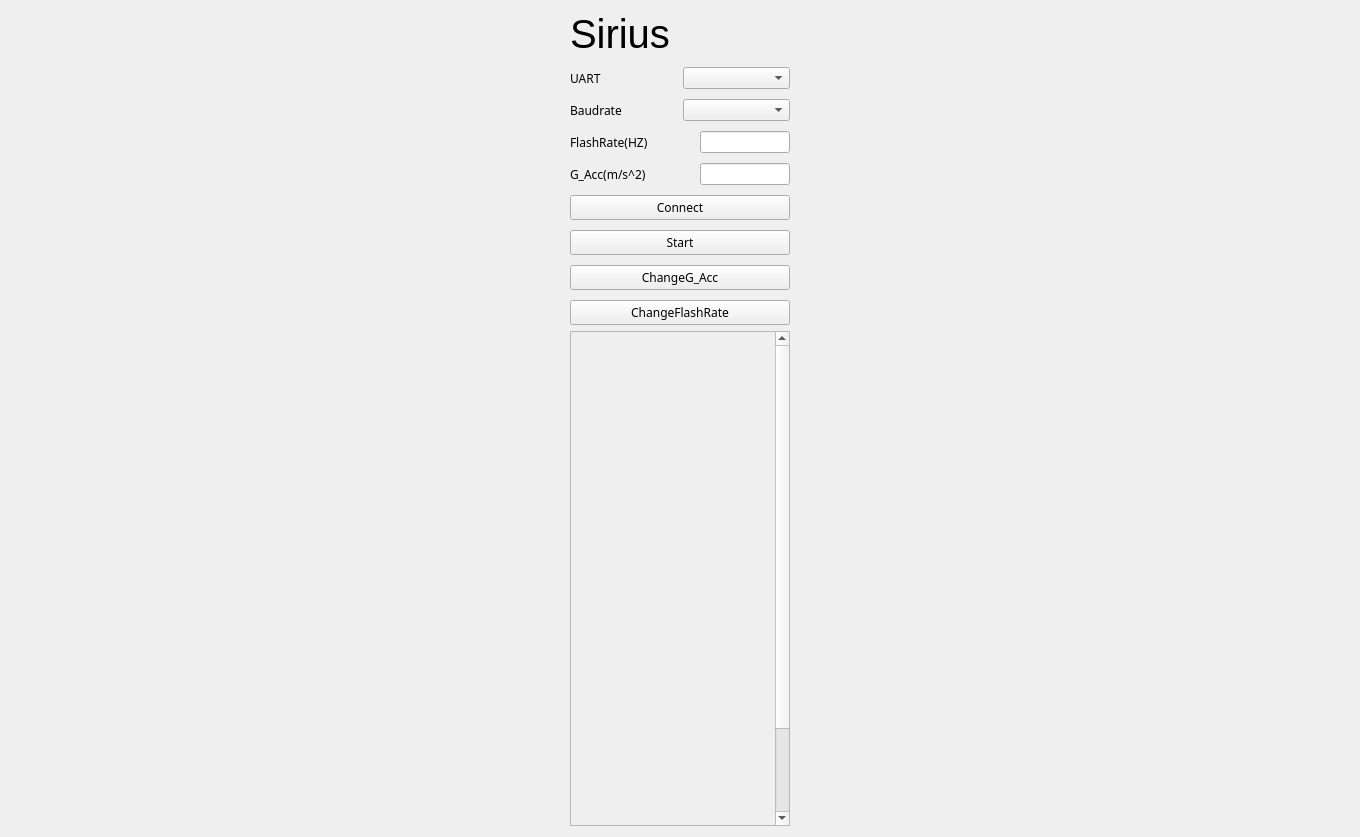
First picture: the form in mainwindow.ui, repository cay125/SerialChart, before the edit.
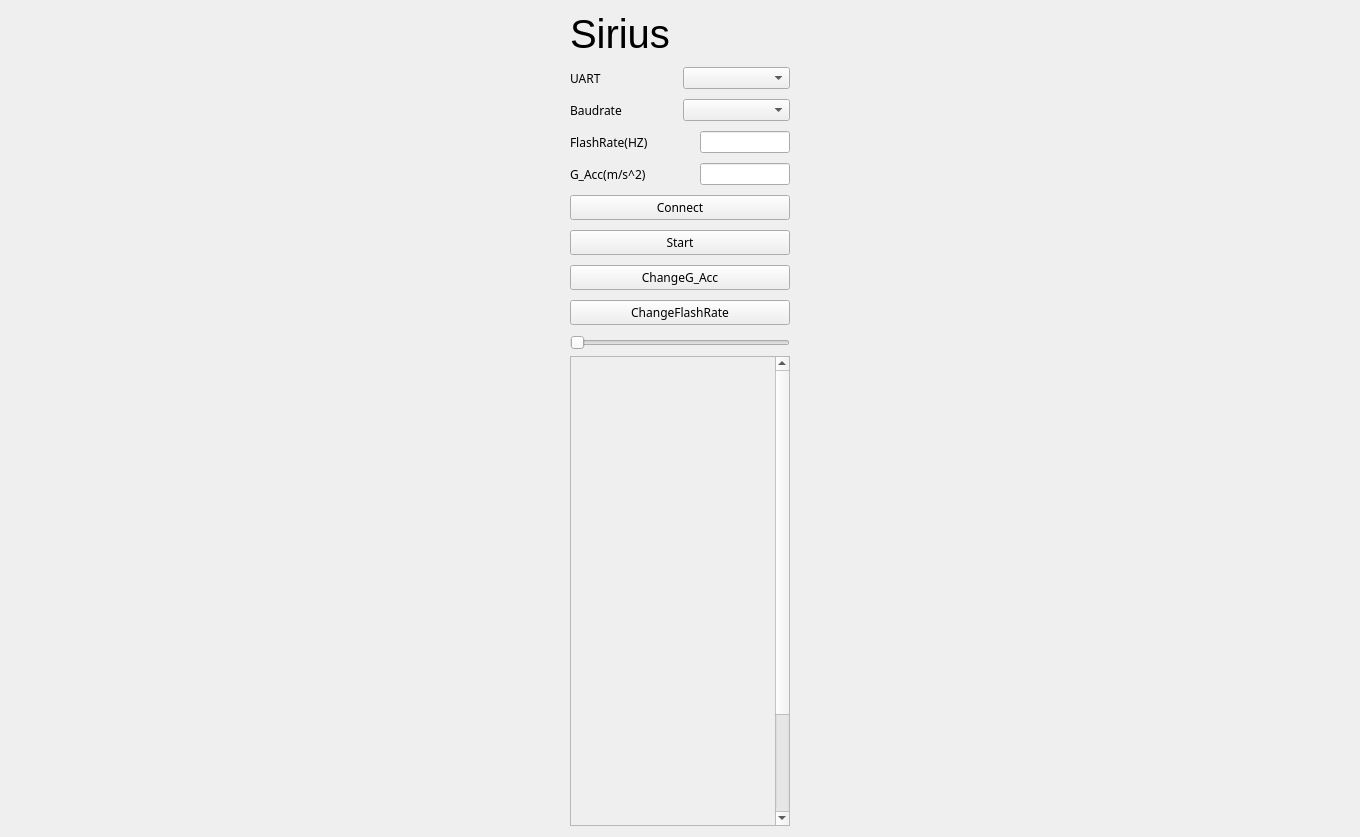
Second picture: the form after the edit.

Commit message: add slider and crc check

```diff
--- a/mainwindow.ui
+++ b/mainwindow.ui
@@ -277,6 +277,19 @@
           </property>
          </widget>
         </item>
+        <item>
+         <widget class="QSlider" name="speedSlider">
+          <property name="sizePolicy">
+           <sizepolicy hsizetype="Preferred" vsizetype="Fixed">
+            <horstretch>0</horstretch>
+            <verstretch>0</verstretch>
+           </sizepolicy>
+          </property>
+          <property name="orientation">
+           <enum>Qt::Horizontal</enum>
+          </property>
+         </widget>
+        </item>
        </layout>
       </item>
       <item row="1" column="0" rowspan="2">
@@ -301,7 +314,7 @@
           <rect>
            <x>0</x>
            <y>0</y>
-           <width>197</width>
+           <width>201</width>
            <height>600</height>
           </rect>
          </property>
```
The commit also changes 4 other files.
